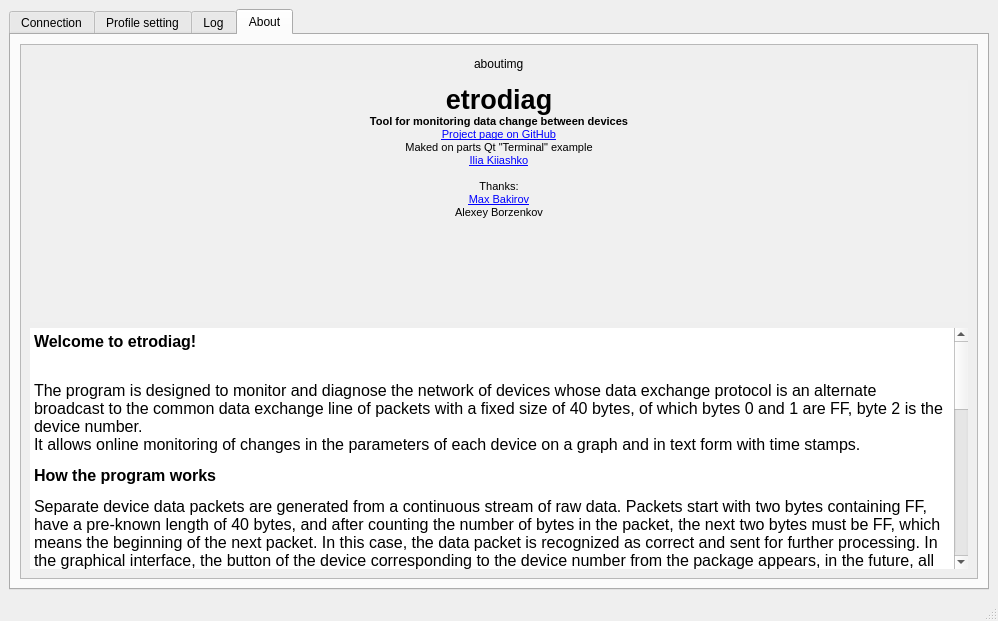
First picture: the form in mainwindow.ui, repository nghtsnw/etrodiag, before the edit.
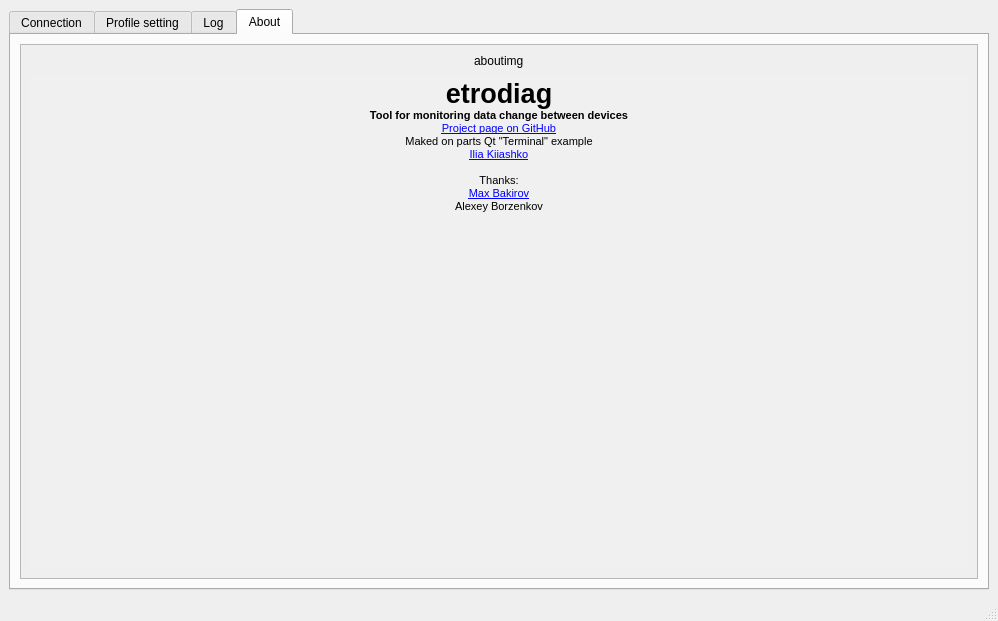
Second picture: the form after the edit.

What changed in the file:
```diff
--- a/mainwindow.ui
+++ b/mainwindow.ui
@@ -185,6 +185,12 @@
             <verstretch>0</verstretch>
            </sizepolicy>
           </property>
+          <property name="verticalScrollBarPolicy">
+           <enum>Qt::ScrollBarPolicy::ScrollBarAlwaysOff</enum>
+          </property>
+          <property name="horizontalScrollBarPolicy">
+           <enum>Qt::ScrollBarPolicy::ScrollBarAlwaysOff</enum>
+          </property>
           <property name="sizeAdjustPolicy">
            <enum>QAbstractScrollArea::AdjustToContents</enum>
           </property>
@@ -196,8 +202,8 @@
             <rect>
              <x>0</x>
              <y>0</y>
-             <width>940</width>
-             <height>469</height>
+             <width>956</width>
+             <height>514</height>
             </rect>
            </property>
            <property name="sizePolicy">
@@ -207,48 +213,6 @@
             </sizepolicy>
            </property>
            <layout class="QGridLayout" name="gridLayout_2">
-            <item row="1" column="1">
-             <widget class="QLabel" name="aboutimg">
-              <property name="sizePolicy">
-               <sizepolicy hsizetype="Fixed" vsizetype="Fixed">
-                <horstretch>0</horstretch>
-                <verstretch>0</verstretch>
-               </sizepolicy>
-              </property>
-              <property name="layoutDirection">
-               <enum>Qt::LeftToRight</enum>
-              </property>
-              <property name="text">
-               <string>aboutimg</string>
-              </property>
-             </widget>
-            </item>
-            <item row="1" column="0">
-             <spacer name="horizontalSpacer">
-              <property name="orientation">
-               <enum>Qt::Horizontal</enum>
-              </property>
-              <property name="sizeHint" stdset="0">
-               <size>
-                <width>40</width>
-                <height>20</height>
-               </size>
-              </property>
-             </spacer>
-            </item>
-            <item row="1" column="2">
-             <spacer name="horizontalSpacer_2">
-              <property name="orientation">
-               <enum>Qt::Horizontal</enum>
-              </property>
-              <property name="sizeHint" stdset="0">
-               <size>
-                <width>40</width>
-                <height>20</height>
-               </size>
-              </property>
-             </spacer>
-            </item>
             <item row="2" column="0" colspan="3">
              <widget class="QTextBrowser" name="aboutText">
               <property name="sizePolicy">
@@ -356,18 +320,21 @@
               </property>
               <property name="html">
                <string>&lt;!DOCTYPE HTML PUBLIC &quot;-//W3C//DTD HTML 4.0//EN&quot; &quot;http://www.w3.org/TR/REC-html40/strict.dtd&quot;&gt;
-&lt;html&gt;&lt;head&gt;&lt;meta name=&quot;qrichtext&quot; content=&quot;1&quot; /&gt;&lt;style type=&quot;text/css&quot;&gt;
+&lt;html&gt;&lt;head&gt;&lt;meta name=&quot;qrichtext&quot; content=&quot;1&quot; /&gt;&lt;meta charset=&quot;utf-8&quot; /&gt;&lt;style type=&quot;text/css&quot;&gt;
 p, li { white-space: pre-wrap; }
-&lt;/style&gt;&lt;/head&gt;&lt;body style=&quot; font-family:'MS Shell Dlg 2'; font-size:8pt; font-weight:400; font-style:normal;&quot;&gt;
-&lt;p align=&quot;center&quot; style=&quot; margin-top:0px; margin-bottom:0px; margin-left:0px; margin-right:0px; -qt-block-indent:0; text-indent:0px;&quot;&gt;&lt;span style=&quot; font-size:20pt; font-weight:600;&quot;&gt;etrodiag&lt;/span&gt;&lt;/p&gt;
-&lt;p align=&quot;center&quot; style=&quot; margin-top:0px; margin-bottom:0px; margin-left:0px; margin-right:0px; -qt-block-indent:0; text-indent:0px;&quot;&gt;&lt;span style=&quot; font-weight:600;&quot;&gt;Tool for monitoring data change between devices&lt;/span&gt;&lt;/p&gt;
-&lt;p align=&quot;center&quot; style=&quot; margin-top:0px; margin-bottom:0px; margin-left:0px; margin-right:0px; -qt-block-indent:0; text-indent:0px;&quot;&gt;&lt;a href=&quot;https://github.com/nghtsnw/etrodiag&quot;&gt;&lt;span style=&quot; text-decoration: underline; color:#0000ff;&quot;&gt;Project page on GitHub&lt;/span&gt;&lt;/a&gt;&lt;/p&gt;
-&lt;p align=&quot;center&quot; style=&quot; margin-top:0px; margin-bottom:0px; margin-left:0px; margin-right:0px; -qt-block-indent:0; text-indent:0px;&quot;&gt;Maked on parts Qt &amp;quot;Terminal&amp;quot; example&lt;/p&gt;
-&lt;p align=&quot;center&quot; style=&quot; margin-top:0px; margin-bottom:0px; margin-left:0px; margin-right:0px; -qt-block-indent:0; text-indent:0px;&quot;&gt;&lt;a href=&quot;https://github.com/nghtsnw&quot;&gt;&lt;span style=&quot; text-decoration: underline; color:#0000ff;&quot;&gt;Ilia Kiiashko&lt;/span&gt;&lt;/a&gt;&lt;/p&gt;
-&lt;p align=&quot;center&quot; style=&quot;-qt-paragraph-type:empty; margin-top:0px; margin-bottom:0px; margin-left:0px; margin-right:0px; -qt-block-indent:0; text-indent:0px;&quot;&gt;&lt;br /&gt;&lt;/p&gt;
-&lt;p align=&quot;center&quot; style=&quot; margin-top:0px; margin-bottom:0px; margin-left:0px; margin-right:0px; -qt-block-indent:0; text-indent:0px;&quot;&gt;Thanks:&lt;/p&gt;
-&lt;p align=&quot;center&quot; style=&quot; margin-top:0px; margin-bottom:0px; margin-left:0px; margin-right:0px; -qt-block-indent:0; text-indent:0px;&quot;&gt;&lt;a href=&quot;https://github.com/gmoximko&quot;&gt;&lt;span style=&quot; text-decoration: underline; color:#0000ff;&quot;&gt;Max Bakirov&lt;/span&gt;&lt;/a&gt;&lt;/p&gt;
-&lt;p align=&quot;center&quot; style=&quot; margin-top:0px; margin-bottom:0px; margin-left:0px; margin-right:0px; -qt-block-indent:0; text-indent:0px;&quot;&gt;Alexey Borzenkov&lt;/p&gt;&lt;/body&gt;&lt;/html&gt;</string>
+hr { height: 1px; border-width: 0; }
+li.unchecked::marker { content: &quot;\2610&quot;; }
+li.checked::marker { content: &quot;\2612&quot;; }
+&lt;/style&gt;&lt;/head&gt;&lt;body style=&quot; font-family:'Microsoft JhengHei UI'; font-size:8pt; font-weight:400; font-style:normal;&quot;&gt;
+&lt;p align=&quot;center&quot; style=&quot; margin-top:0px; margin-bottom:0px; margin-left:0px; margin-right:0px; -qt-block-indent:0; text-indent:0px;&quot;&gt;&lt;span style=&quot; font-family:'MS Shell Dlg 2'; font-size:20pt; font-weight:600;&quot;&gt;etrodiag&lt;/span&gt;&lt;/p&gt;
+&lt;p align=&quot;center&quot; style=&quot; margin-top:0px; margin-bottom:0px; margin-left:0px; margin-right:0px; -qt-block-indent:0; text-indent:0px;&quot;&gt;&lt;span style=&quot; font-family:'MS Shell Dlg 2'; font-weight:600;&quot;&gt;Tool for monitoring data change between devices&lt;/span&gt;&lt;/p&gt;
+&lt;p align=&quot;center&quot; style=&quot; margin-top:0px; margin-bottom:0px; margin-left:0px; margin-right:0px; -qt-block-indent:0; text-indent:0px;&quot;&gt;&lt;a href=&quot;https://github.com/nghtsnw/etrodiag&quot;&gt;&lt;span style=&quot; font-family:'MS Shell Dlg 2'; text-decoration: underline; color:#0000ff;&quot;&gt;Project page on GitHub&lt;/span&gt;&lt;/a&gt;&lt;/p&gt;
+&lt;p align=&quot;center&quot; style=&quot; margin-top:0px; margin-bottom:0px; margin-left:0px; margin-right:0px; -qt-block-indent:0; text-indent:0px;&quot;&gt;&lt;span style=&quot; font-family:'MS Shell Dlg 2';&quot;&gt;Maked on parts Qt &amp;quot;Terminal&amp;quot; example&lt;/span&gt;&lt;/p&gt;
+&lt;p align=&quot;center&quot; style=&quot; margin-top:0px; margin-bottom:0px; margin-left:0px; margin-right:0px; -qt-block-indent:0; text-indent:0px;&quot;&gt;&lt;a href=&quot;https://github.com/nghtsnw&quot;&gt;&lt;span style=&quot; font-family:'MS Shell Dlg 2'; text-decoration: underline; color:#0000ff;&quot;&gt;Ilia Kiiashko&lt;/span&gt;&lt;/a&gt;&lt;/p&gt;
+&lt;p align=&quot;center&quot; style=&quot;-qt-paragraph-type:empty; margin-top:0px; margin-bottom:0px; margin-left:0px; margin-right:0px; -qt-block-indent:0; text-indent:0px; font-family:'MS Shell Dlg 2';&quot;&gt;&lt;br /&gt;&lt;/p&gt;
+&lt;p align=&quot;center&quot; style=&quot; margin-top:0px; margin-bottom:0px; margin-left:0px; margin-right:0px; -qt-block-indent:0; text-indent:0px;&quot;&gt;&lt;span style=&quot; font-family:'MS Shell Dlg 2';&quot;&gt;Thanks:&lt;/span&gt;&lt;/p&gt;
+&lt;p align=&quot;center&quot; style=&quot; margin-top:0px; margin-bottom:0px; margin-left:0px; margin-right:0px; -qt-block-indent:0; text-indent:0px;&quot;&gt;&lt;a href=&quot;https://github.com/gmoximko&quot;&gt;&lt;span style=&quot; font-family:'MS Shell Dlg 2'; text-decoration: underline; color:#0000ff;&quot;&gt;Max Bakirov&lt;/span&gt;&lt;/a&gt;&lt;/p&gt;
+&lt;p align=&quot;center&quot; style=&quot; margin-top:0px; margin-bottom:0px; margin-left:0px; margin-right:0px; -qt-block-indent:0; text-indent:0px;&quot;&gt;&lt;span style=&quot; font-family:'MS Shell Dlg 2';&quot;&gt;Alexey Borzenkov&lt;/span&gt;&lt;/p&gt;&lt;/body&gt;&lt;/html&gt;</string>
               </property>
               <property name="overwriteMode">
                <bool>false</bool>
@@ -389,100 +356,19 @@
               </property>
              </widget>
             </item>
-            <item row="3" column="0" colspan="3">
-             <widget class="QTextBrowser" name="helpText">
+            <item row="1" column="1">
+             <widget class="QLabel" name="aboutimg">
               <property name="sizePolicy">
-               <sizepolicy hsizetype="Preferred" vsizetype="Preferred">
+               <sizepolicy hsizetype="Fixed" vsizetype="Fixed">
                 <horstretch>0</horstretch>
                 <verstretch>0</verstretch>
                </sizepolicy>
               </property>
-              <property name="palette">
-               <palette>
-                <active>
-                 <colorrole role="PlaceholderText">
-                  <brush brushstyle="SolidPattern">
-                   <color alpha="255">
-                    <red>105</red>
-                    <green>105</green>
-                    <blue>105</blue>
-                   </color>
-                  </brush>
-                 </colorrole>
-                </active>
-                <inactive>
-                 <colorrole role="PlaceholderText">
-                  <brush brushstyle="SolidPattern">
-                   <color alpha="255">
-                    <red>105</red>
-                    <green>105</green>
-                    <blue>105</blue>
-                   </color>
-                  </brush>
-                 </colorrole>
-                </inactive>
-                <disabled>
-                 <colorrole role="PlaceholderText">
-                  <brush brushstyle="SolidPattern">
-                   <color alpha="255">
-                    <red>105</red>
-                    <green>105</green>
-                    <blue>105</blue>
-                   </color>
-                  </brush>
-                 </colorrole>
-                </disabled>
-               </palette>
+              <property name="layoutDirection">
+               <enum>Qt::LayoutDirection::LeftToRight</enum>
               </property>
-              <property name="font">
-               <font>
-                <pointsize>12</pointsize>
-               </font>
-              </property>
-              <property name="tabletTracking">
-               <bool>true</bool>
-              </property>
-              <property name="focusPolicy">
-               <enum>Qt::NoFocus</enum>
-              </property>
-              <property name="contextMenuPolicy">
-               <enum>Qt::NoContextMenu</enum>
-              </property>
-              <property name="acceptDrops">
-               <bool>false</bool>
-              </property>
-              <property name="frameShape">
-               <enum>QFrame::NoFrame</enum>
-              </property>
-              <property name="frameShadow">
-               <enum>QFrame::Sunken</enum>
-              </property>
-              <property name="verticalScrollBarPolicy">
-               <enum>Qt::ScrollBarAsNeeded</enum>
-              </property>
-              <property name="sizeAdjustPolicy">
-               <enum>QAbstractScrollArea::AdjustToContents</enum>
-              </property>
-              <property name="html">
-               <string>&lt;!DOCTYPE HTML PUBLIC &quot;-//W3C//DTD HTML 4.0//EN&quot; &quot;http://www.w3.org/TR/REC-html40/strict.dtd&quot;&gt;
-&lt;html&gt;&lt;head&gt;&lt;meta name=&quot;qrichtext&quot; content=&quot;1&quot; /&gt;&lt;style type=&quot;text/css&quot;&gt;
-p, li { white-space: pre-wrap; }
-&lt;/style&gt;&lt;/head&gt;&lt;body style=&quot; font-family:'MS Shell Dlg 2'; font-size:12pt; font-weight:400; font-style:normal;&quot;&gt;
-&lt;h4 style=&quot; margin-top:12px; margin-bottom:12px; margin-left:0px; margin-right:0px; -qt-block-indent:0; text-indent:0px;&quot;&gt;&lt;span style=&quot; font-size:medium; font-weight:600;&quot;&gt;Welcome to etrodiag!&lt;/span&gt;&lt;/h4&gt;
-&lt;p style=&quot; margin-top:12px; margin-bottom:12px; margin-left:0px; margin-right:0px; -qt-block-indent:0; text-indent:0px;&quot;&gt;&lt;br /&gt;The program is designed to monitor and diagnose the network of devices whose data exchange protocol is an alternate broadcast to the common data exchange line of packets with a fixed size of 40 bytes, of which bytes 0 and 1 are FF, byte 2 is the device number.&lt;br /&gt;It allows online monitoring of changes in the parameters of each device on a graph and in text form with time stamps.&lt;/p&gt;
-&lt;h4 style=&quot; margin-top:12px; margin-bottom:12px; margin-left:0px; margin-right:0px; -qt-block-indent:0; text-indent:0px;&quot;&gt;&lt;span style=&quot; font-size:medium; font-weight:600;&quot;&gt;How the program works&lt;/span&gt;&lt;/h4&gt;
-&lt;p style=&quot; margin-top:12px; margin-bottom:12px; margin-left:0px; margin-right:0px; -qt-block-indent:0; text-indent:0px;&quot;&gt;Separate device data packets are generated from a continuous stream of raw data. Packets start with two bytes containing FF, have a pre-known length of 40 bytes, and after counting the number of bytes in the packet, the next two bytes must be FF, which means the beginning of the next packet. In this case, the data packet is recognized as correct and sent for further processing. In the graphical interface, the button of the device corresponding to the device number from the package appears, in the future, all packets with this device number are processed by data masks of this device, giving changes to parameters and values in text or graphic form.&lt;/p&gt;
-&lt;h4 style=&quot; margin-top:12px; margin-bottom:12px; margin-left:0px; margin-right:0px; -qt-block-indent:0; text-indent:0px;&quot;&gt;&lt;span style=&quot; font-size:medium; font-weight:600;&quot;&gt;Getting started&lt;/span&gt;&lt;/h4&gt;
-&lt;p style=&quot; margin-top:12px; margin-bottom:12px; margin-left:0px; margin-right:0px; -qt-block-indent:0; text-indent:0px;&quot;&gt;Immediately after starting the program, the connection setup dialog opens on the &amp;quot;Connection&amp;quot; tab. In this dialog, the data source is set-com port or binary file, connection parameters with the data source, in what form to write a log-binary file, json and text, create or select a device network profile. If the &amp;quot;Read-only&amp;quot; checkbox is selected, all mask changes will not be saved in the profile. After clicking the &amp;quot;Apply&amp;quot; button, the dialog closes. The console and the &amp;quot;Setup&amp;quot; and &amp;quot;Connect&amp;quot; buttons are displayed. When you click the Connect button, a connection is made to the data source. If the connection is correct, data in hex format starts appearing in the console.&lt;br /&gt;On the &amp;quot;Profile Settings&amp;quot; tab, a button appears with the device number taken from the second byte of the package.Clicking on the device button opens a dialog that displays the device name input field and 40 buttons that visualize each byte of the package. When a byte is changed, the button is briefly highlighted in green. Since some device variables can be not only 8 bits, but also 16 and 32, bytes can be combined into words. In this case, the high byte button displays all the data of the word in hex form, the low byte buttons of the word are inactive and indicated by the arrow &amp;quot;--&amp;gt;&amp;quot;. If there is at least one mask in the word, then the word size cannot be changed.&lt;br /&gt;Clicking the byte/word button opens a dialog with a list of masks. Masks allow you to correlate changes to specific bytes of a word with a specific parameter or value of a device variable. Masks are also the source of parameter-value data displayed in text form or in the form of a graph.&lt;br /&gt;By adding a new mask, or selecting an existing one, you can set the processed data bytes, the multiplier and shift of the final value, the output of the value in the log or on the graph, the color of the curve on the graph.Pressing the device button returns to the previous dialog. When you exit the device settings dialog, if the &amp;quot;Read-only&amp;quot; option is unchecked in the connection settings, the profile is saved with the corresponding line displayed in the text log.&lt;br /&gt;On the &amp;quot;Profile Settings&amp;quot; tab, devices are displayed on the left side, and on the right side of the tab of each of the devices with the available parameter masks and their current values. When the value is changed, its designation in the line is highlighted in green. The &amp;quot;Monitoring&amp;quot; tab displays a graph of the process of changing the selected parameters and a text log. The graph allows you to record the minima and maxima of values since the beginning of the reference of these values. These values are reset by double-clicking on the chart with the left mouse button.&lt;/p&gt;&lt;/body&gt;&lt;/html&gt;</string>
-              </property>
-              <property name="acceptRichText">
-               <bool>true</bool>
-              </property>
-              <property name="textInteractionFlags">
-               <set>Qt::NoTextInteraction</set>
-              </property>
-              <property name="openLinks">
-               <bool>false</bool>
+              <property name="text">
+               <string>aboutimg</string>
               </property>
              </widget>
             </item>
```
Left out of the diff: 38 changed lines with no effect on the pictures.
